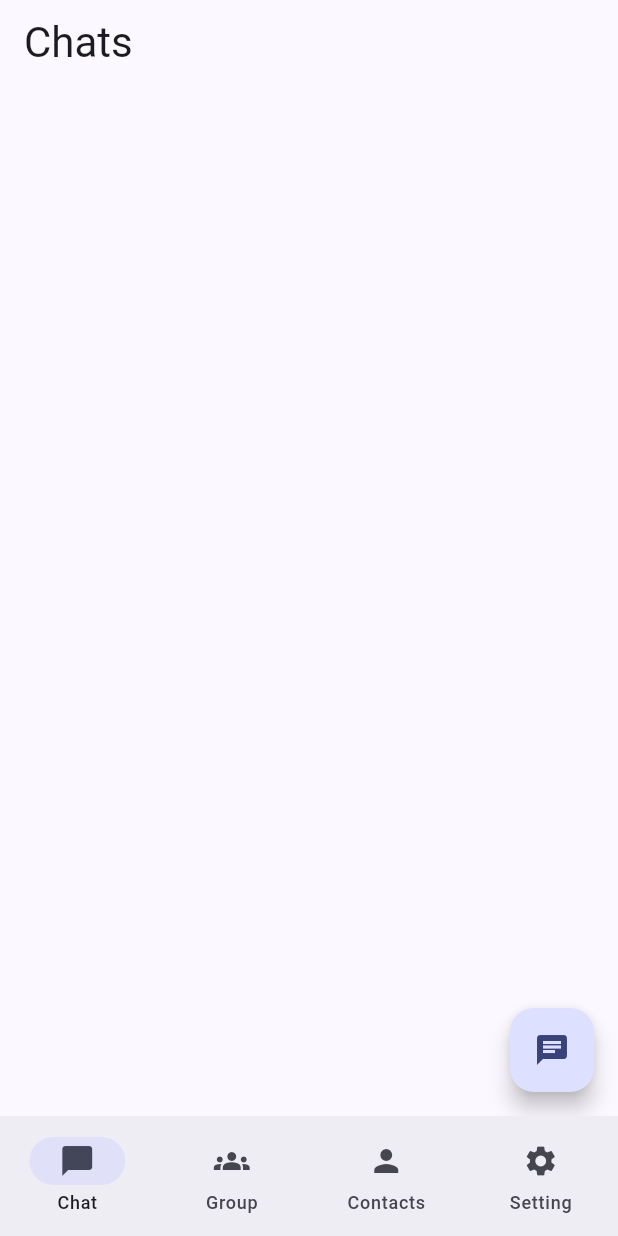
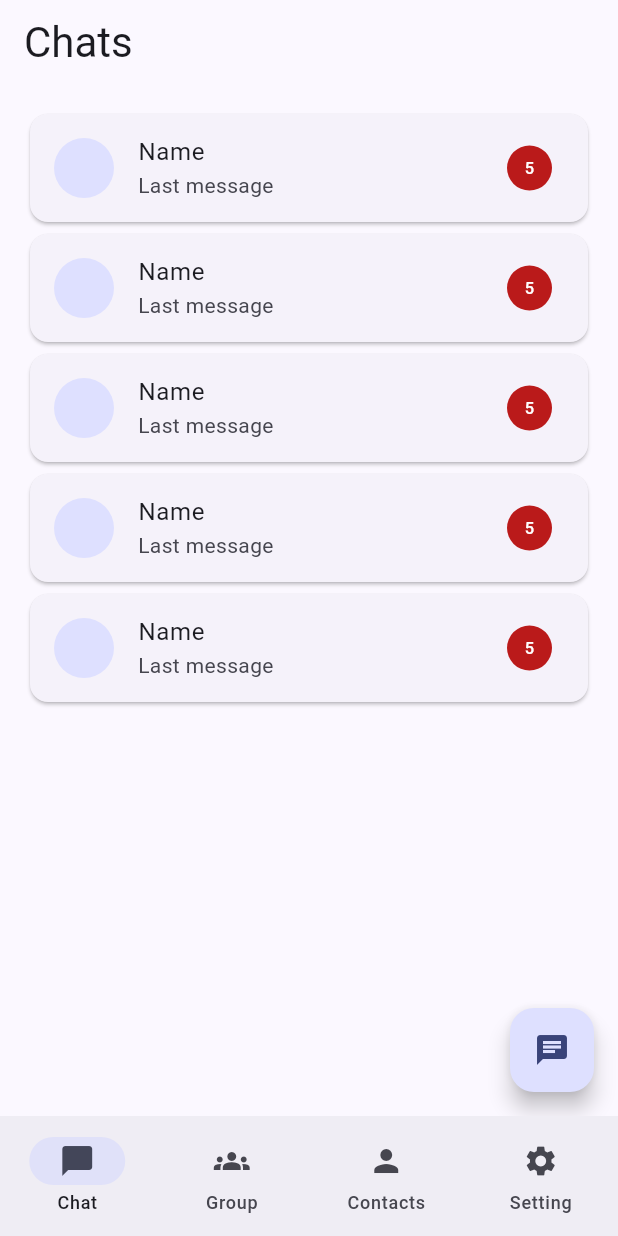
Before and after one commit to YousefDewidar/material_chat_app, a Flutter app: the AllViews screen opened directly, on a phone screen of 412 x 824 dp. Run offline on Flutter 3.47's test engine with Material 3 defaults, Android fonts, the phone set to English and light mode, and no system bars; our stand-ins replace flutter_svg.

Commit message:
create chat list view

```diff
--- a/lib/views/all_views.dart
+++ b/lib/views/all_views.dart
@@ -16,7 +16,7 @@ class _AllViewsState extends State<AllViews> {
   int curIndex = 0;
 
   @override
-  Widget build(BuildContext  )  {
+  Widget build(BuildContext context) {
     return Scaffold(
       body: PageView(
         controller: pageController,
--- a/lib/views/home/chat_home_view.dart
+++ b/lib/views/home/chat_home_view.dart
@@ -11,12 +11,10 @@ class _ChatHomeViewState extends State<ChatHomeView> {
   @override
   Widget build(BuildContext context) {
     return Scaffold(
-
       floatingActionButton: FloatingActionButton(
         onPressed: () {},
         child: const Icon(Icons.chat),
       ),
-
       appBar: AppBar(
         automaticallyImplyLeading: false,
         title: Text(
@@ -24,6 +22,26 @@ class _ChatHomeViewState extends State<ChatHomeView> {
           style: Theme.of(context).textTheme.headlineMedium,
         ),
       ),
+      body: Padding(
+        padding:const EdgeInsets.all(16),
+        child: ListView.builder(
+          itemCount: 5,
+          itemBuilder: (context, index) {
+            return const Card(
+              child: ListTile(
+                leading: CircleAvatar(),
+                title: Text('Name'),
+                subtitle: Text('Last message'),
+                trailing: Badge(
+                  label: Text('5'),
+                  padding: EdgeInsets.symmetric(horizontal: 10),
+                  largeSize: 30,
+                ),
+              ),
+            );
+          },
+        ),
+      ),
     );
   }
 }
```
